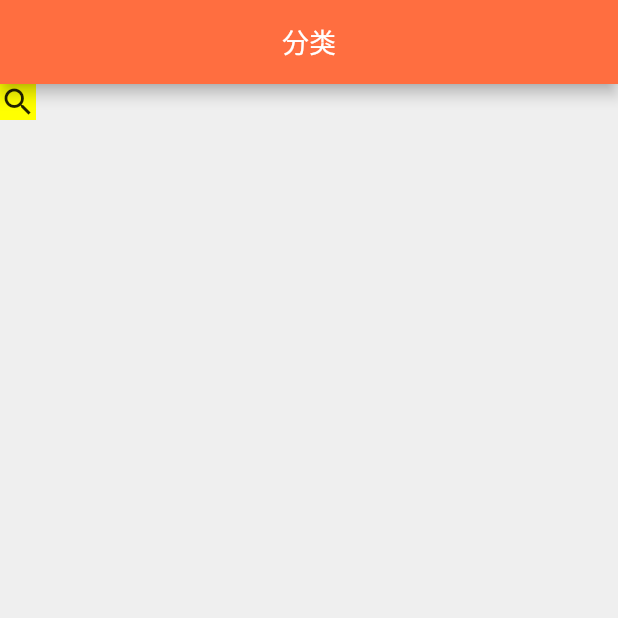
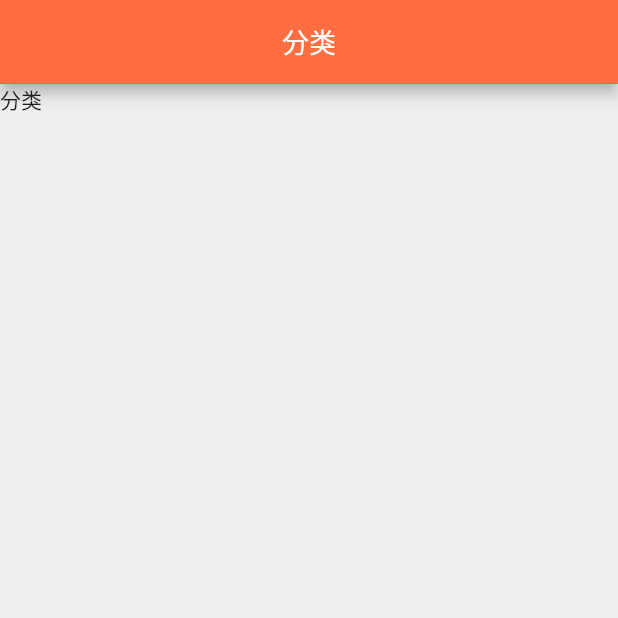
Before and after one commit to T-zhangshuo/flutter_demo, a Flutter app: the screen it shows after launch, swiped to page 2, on a phone screen of 412 x 824 dp, the top half of it. Run offline on Flutter 3.47's test engine with Material 2 defaults, Android fonts, the phone set to English and light mode, and no system bars; our stand-ins replace dio, flutter_easyrefresh, flutter_screenutil, flutter_swiper; network calls fail; statements that could not run were skipped.

Commit message:
增加分类接口和json转换器

```diff
--- a/lib/Net/HomePageNet.dart
+++ b/lib/Net/HomePageNet.dart
@@ -1,5 +1,4 @@
 import 'NetConfig.dart';
-import 'package:flutter/material.dart';
 import '../Utils/DioUtils.dart';
 
 Future getHomePageContent() async {
--- a/lib/Net/NetConfig.dart
+++ b/lib/Net/NetConfig.dart
@@ -19,5 +19,7 @@ const API={
   //商家首页信息
   "homePageContent":'/wxmini/homePageContent',
   //获取火爆专区的信息
-  'homePageBelow':'/wxmini/homePageBelowConten'
+  'homePageBelow':'/wxmini/homePageBelowConten',
+  //获取分类
+  'category':'/wxmini/getCategory'
 };
--- a/lib/Utils/DioUtils.dart
+++ b/lib/Utils/DioUtils.dart
@@ -1,13 +1,12 @@
 import 'dart:io';
 import 'dart:convert' show json;
 
-import 'package:flutter/material.dart';
 import 'package:dio/dio.dart';
 import 'package:flutter_demo/Net/NetConfig.dart';
 
 //Dio 网络请求库封装，单例模式
 class DioUtils {
-  Dio _dio = null;
+  Dio _dio;
 
   void _initHttp() {
     _dio = Dio();
--- /dev/null
+++ b/lib/pages/CategoryPage.dart
@@ -0,0 +1,24 @@
+import 'package:flutter/material.dart';
+import 'BasePage.dart';
+import '../Net/CategoryPageNet.dart';
+
+class CategoryPage extends BasePage {
+
+  @override
+  Widget buildBody() {
+    return Container(
+      child: Text("分类"),
+    );
+  }
+
+
+  @override
+  void initData(BuildContext context) {
+    configBar(false, "分类", null);
+    getCategory().then((dataList) {
+      dataList.forEach((data){
+        print("------->"+data.bxMallSubDto[0].mallSubName);
+      });
+    });
+  }
+}
--- a/lib/pages/HomePage.dart
+++ b/lib/pages/HomePage.dart
@@ -10,6 +10,7 @@ class HomePage extends BasePage {
   List<Map> _hotGoodsList = List();
   GlobalKey<EasyRefreshState> _easyRefreshKey =
       new GlobalKey<EasyRefreshState>();
+  GlobalKey<RefreshFooterState> _footerKey = new GlobalKey<RefreshFooterState>();
 
   @override
   void initData(BuildContext context) {
@@ -54,6 +55,16 @@ class HomePage extends BasePage {
           return EasyRefresh(
             key: _easyRefreshKey,
             loadMore: () => _getGoodsList(),
+            refreshFooter: ClassicsFooter(
+                key:_footerKey,
+                bgColor:Colors.white,
+                textColor: Colors.pink,
+                moreInfoColor: Colors.pink,
+                showMore: true,
+                noMoreText: '',
+                moreInfo: '加载中',
+                loadReadyText:'上拉加载....'
+            ),
             child: SingleChildScrollView(
               child: Column(
                 children: <Widget>[
@@ -157,6 +168,7 @@ class MenuGridView extends StatelessWidget {
     return Container(
       height: ScreenUtil.instance.setHeight(330),
       child: GridView.count(
+        physics: NeverScrollableScrollPhysics(),
         crossAxisCount: 5,
         children: menuList.map((item) {
           return _gridViewItemUI(context, item);
--- a/lib/pages/MainPage.dart
+++ b/lib/pages/MainPage.dart
@@ -1,7 +1,7 @@
 import 'package:flutter/material.dart';
 import 'BasePage.dart';
 import 'HomePage.dart';
-import 'TypePage.dart';
+import 'CategoryPage.dart';
 import 'ShoppingCartPage.dart';
 import 'MinePage.dart';
 
@@ -34,7 +34,7 @@ class MainPage extends BasePage {
     _pageController = PageController();
     _pageList
       ..add(HomePage())
-      ..add(TypePage())
+      ..add(CategoryPage())
       ..add(ShoppingCartPage())
       ..add(MinePage());
   }
--- a/lib/pages/TypePage.dart
+++ /dev/null
@@ -1,18 +0,0 @@
-import 'package:flutter/material.dart';
-import 'BasePage.dart';
-
-class TypePage extends BasePage{
-  @override
-  Widget buildBody() {
-    return Container(
-      color: Colors.yellowAccent,
-      child:  Icon(Icons.search)
-    );
-  }
-
-  @override
-  void initData(BuildContext context) {
-    configBar(false,"分类", null);
-  }
-
-}
```
Also changed, not shown: lib/Net/CategoryPageNet.dart (added, +13 -0 lines), lib/module/MainCategory.dart (added, +22 -0 lines), lib/module/SubCategory.dart (added, +20 -0 lines), pubspec.yaml (+4 -29 lines), lib/module/MainCategory.g.dart (added), lib/module/SubCategory.g.dart (added), pubspec.lock.
